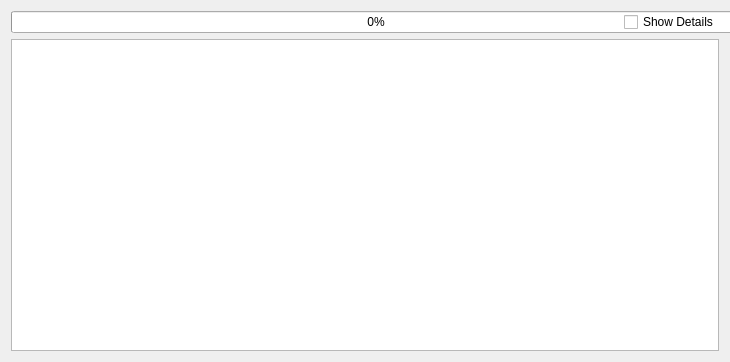
Old version of the form src/avroutputdialog.ui in the repository roberto1903/companion9x.
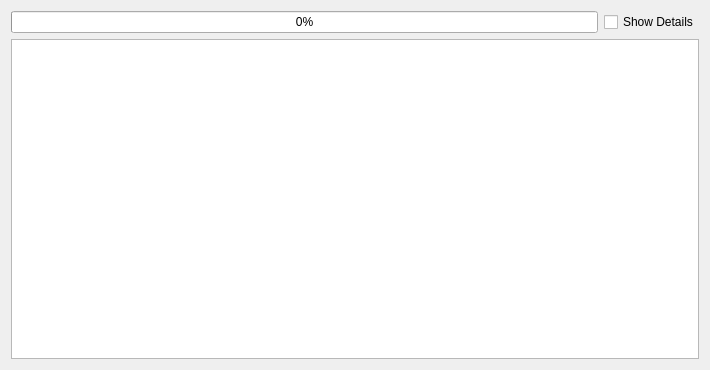
New version of the form. Icons and pictures are not drawn.

Commit message: adjustment to output text to make all fit corectly this time

```diff
--- a/src/avroutputdialog.ui
+++ b/src/avroutputdialog.ui
@@ -6,20 +6,20 @@
    <rect>
     <x>0</x>
     <y>0</y>
-    <width>730</width>
-    <height>348</height>
+    <width>710</width>
+    <height>370</height>
    </rect>
   </property>
   <property name="sizePolicy">
-   <sizepolicy hsizetype="MinimumExpanding" vsizetype="Minimum">
+   <sizepolicy hsizetype="MinimumExpanding" vsizetype="MinimumExpanding">
     <horstretch>0</horstretch>
     <verstretch>0</verstretch>
    </sizepolicy>
   </property>
   <property name="minimumSize">
    <size>
-    <width>730</width>
-    <height>0</height>
+    <width>710</width>
+    <height>369</height>
    </size>
   </property>
   <property name="maximumSize">
@@ -48,7 +48,7 @@
        </property>
        <property name="minimumSize">
         <size>
-         <width>730</width>
+         <width>480</width>
          <height>0</height>
         </size>
        </property>
@@ -72,23 +72,32 @@
       <bool>true</bool>
      </property>
      <property name="sizePolicy">
-      <sizepolicy hsizetype="Expanding" vsizetype="Expanding">
-       <horstretch>0</horstretch>
-       <verstretch>0</verstretch>
+      <sizepolicy hsizetype="MinimumExpanding" vsizetype="MinimumExpanding">
+       <horstretch>12</horstretch>
+       <verstretch>12</verstretch>
       </sizepolicy>
      </property>
      <property name="minimumSize">
       <size>
-       <width>0</width>
-       <height>312</height>
+       <width>675</width>
+       <height>300</height>
       </size>
      </property>
+     <property name="font">
+      <font>
+       <family>Arial</family>
+       <pointsize>14</pointsize>
+      </font>
+     </property>
      <property name="lineWrapMode">
-      <enum>QPlainTextEdit::NoWrap</enum>
+      <enum>QPlainTextEdit::WidgetWidth</enum>
      </property>
      <property name="readOnly">
       <bool>true</bool>
      </property>
+     <property name="plainText">
+      <string/>
+     </property>
      <property name="textInteractionFlags">
       <set>Qt::TextSelectableByMouse</set>
      </property>
```
